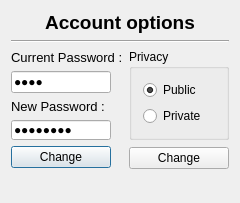
This is Client/ClientV2/NewBabelClient/AccountManagementWindow.ui in AGuismo/V-and-Co-Babel as Qt 5 draws it before an edit. The edited form follows.
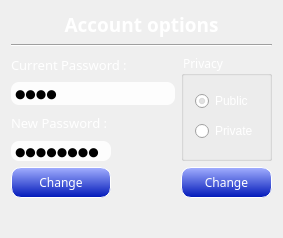
This is the edited form. Icons and pictures are not drawn.

```diff
--- a/Client/ClientV2/NewBabelClient/AccountManagementWindow.ui
+++ b/Client/ClientV2/NewBabelClient/AccountManagementWindow.ui
@@ -6,20 +6,31 @@
    <rect>
     <x>0</x>
     <y>0</y>
-    <width>232</width>
-    <height>186</height>
+    <width>283</width>
+    <height>238</height>
    </rect>
   </property>
+  <property name="font">
+   <font>
+    <family>MS Reference Sans Serif</family>
+   </font>
+  </property>
   <property name="windowTitle">
    <string>LoginWindow</string>
   </property>
+  <property name="styleSheet">
+   <string notr="true">AccountManagementWindow 
+{
+	border-image: url(./Img/dialog-background.jpg);
+}</string>
+  </property>
   <layout class="QGridLayout" name="gridLayout">
    <item row="6" column="0">
     <widget class="QPushButton" name="changePasswordPushButton">
      <property name="minimumSize">
       <size>
-       <width>100</width>
-       <height>22</height>
+       <width>78</width>
+       <height>30</height>
       </size>
      </property>
      <property name="maximumSize">
@@ -28,6 +39,38 @@
        <height>16777215</height>
       </size>
      </property>
+     <property name="font">
+      <font>
+       <family>MS Reference Sans Serif</family>
+      </font>
+     </property>
+     <property name="styleSheet">
+      <string notr="true">QPushButton#changePasswordPushButton
+{
+	color: rgb(255, 255, 255);
+	background-color: qlineargradient(spread:pad, x1:1, y1:1, x2:1, y2:0, stop:0 rgba(0, 24, 185, 255), stop:1 rgba(163, 175, 255, 255));
+	border-style: outset;
+	border-width: 1px;
+	border-radius: 10px;
+	border-color: rgb(255, 255, 255);
+	min-width: 4em;
+	padding: 6px;
+}
+
+QPushButton#changePasswordPushButton:hover
+{
+	background-color: qradialgradient(spread:pad, cx:0.5, cy:0.5, radius:0.5, fx:0.5, fy:0.5, stop:0 rgba(0, 148, 255, 255), stop:1 rgba(0, 8, 84, 255));
+	border-style: inset;
+}
+
+ QPushButton#changePasswordPushButton:pressed 
+{
+	background-color: qlineargradient(spread:pad, x1:0, y1:0, x2:0, y2:1, stop:0 rgba(0, 56, 183, 255), stop:1 rgba(135, 172, 255, 255));
+     border-style: inset;
+ }
+
+</string>
+     </property>
      <property name="text">
       <string>Change</string>
      </property>
@@ -37,19 +80,57 @@
     <widget class="QPushButton" name="changePrivacyPushButton">
      <property name="minimumSize">
       <size>
-       <width>100</width>
-       <height>22</height>
+       <width>78</width>
+       <height>30</height>
       </size>
      </property>
      <property name="maximumSize">
       <size>
        <width>100</width>
-       <height>20</height>
+       <height>100</height>
       </size>
      </property>
+     <property name="font">
+      <font>
+       <family>MS Reference Sans Serif</family>
+      </font>
+     </property>
+     <property name="styleSheet">
+      <string notr="true">QPushButton#changePrivacyPushButton
+{
+	color: rgb(255, 255, 255);
+	background-color: qlineargradient(spread:pad, x1:1, y1:1, x2:1, y2:0, stop:0 rgba(0, 24, 185, 255), stop:1 rgba(163, 175, 255, 255));
+	border-style: outset;
+	border-width: 1px;
+	border-radius: 10px;
+	border-color: rgb(255, 255, 255);
+	min-width: 4em;
+	padding: 6px;
+}
+
+QPushButton#changePrivacyPushButton:hover
+{
+	background-color: qradialgradient(spread:pad, cx:0.5, cy:0.5, radius:0.5, fx:0.5, fy:0.5, stop:0 rgba(0, 148, 255, 255), stop:1 rgba(0, 8, 84, 255));
+	border-style: inset;
+}
+
+ QPushButton#changePrivacyPushButton:pressed 
+{
+	background-color: qlineargradient(spread:pad, x1:0, y1:0, x2:0, y2:1, stop:0 rgba(0, 56, 183, 255), stop:1 rgba(135, 172, 255, 255));
+     border-style: inset;
+ }
+
+</string>
+     </property>
      <property name="text">
       <string>Change</string>
      </property>
+     <property name="iconSize">
+      <size>
+       <width>20</width>
+       <height>20</height>
+      </size>
+     </property>
     </widget>
    </item>
    <item row="5" column="0">
@@ -60,6 +141,14 @@
        <height>20</height>
       </size>
      </property>
+     <property name="styleSheet">
+      <string notr="true">background-color: rgba(255, 255, 255, 230);
+border-width: 2px;
+border-radius: 8px;
+border-color: rgb(0, 0, 0);
+min-width: 10em;
+padding: 2px;</string>
+     </property>
      <property name="inputMask">
       <string/>
      </property>
@@ -81,10 +170,13 @@
      </property>
      <property name="font">
       <font>
-       <family>MS UI Gothic</family>
+       <family>MS Reference Sans Serif</family>
        <pointsize>10</pointsize>
       </font>
      </property>
+     <property name="styleSheet">
+      <string notr="true">color: rgb(255, 255, 255);</string>
+     </property>
      <property name="text">
       <string>New Password :</string>
      </property>
@@ -94,7 +186,7 @@
     <widget class="QLineEdit" name="currentPasswordLineEdit">
      <property name="minimumSize">
       <size>
-       <width>100</width>
+       <width>164</width>
        <height>0</height>
       </size>
      </property>
@@ -104,6 +196,14 @@
        <height>16777215</height>
       </size>
      </property>
+     <property name="styleSheet">
+      <string notr="true">background-color: rgba(255, 255, 255, 230);
+border-width: 2px;
+border-radius: 8px;
+border-color: rgb(0, 0, 0);
+min-width: 10em;
+padding: 2px;</string>
+     </property>
      <property name="text">
       <string>poil</string>
      </property>
@@ -126,10 +226,13 @@
     <widget class="QLabel" name="loginLabel">
      <property name="font">
       <font>
-       <family>MS UI Gothic</family>
+       <family>MS Reference Sans Serif</family>
        <pointsize>10</pointsize>
       </font>
      </property>
+     <property name="styleSheet">
+      <string notr="true">color: rgb(255, 255, 255);</string>
+     </property>
      <property name="text">
       <string>Current Password :</string>
      </property>
@@ -139,12 +242,15 @@
     <widget class="QLabel" name="loginTitleLabel">
      <property name="font">
       <font>
-       <family>MS UI Gothic</family>
+       <family>MS Reference Sans Serif</family>
        <pointsize>14</pointsize>
        <weight>75</weight>
        <bold>true</bold>
       </font>
      </property>
+     <property name="styleSheet">
+      <string notr="true">color: rgb(255, 255, 255);</string>
+     </property>
      <property name="text">
       <string>Account options</string>
      </property>
@@ -155,6 +261,9 @@
    </item>
    <item row="2" column="1" rowspan="4">
     <widget class="QGroupBox" name="groupBox">
+     <property name="styleSheet">
+      <string notr="true">color: rgb(255, 255, 255);</string>
+     </property>
      <property name="title">
       <string>Privacy</string>
      </property>
```
